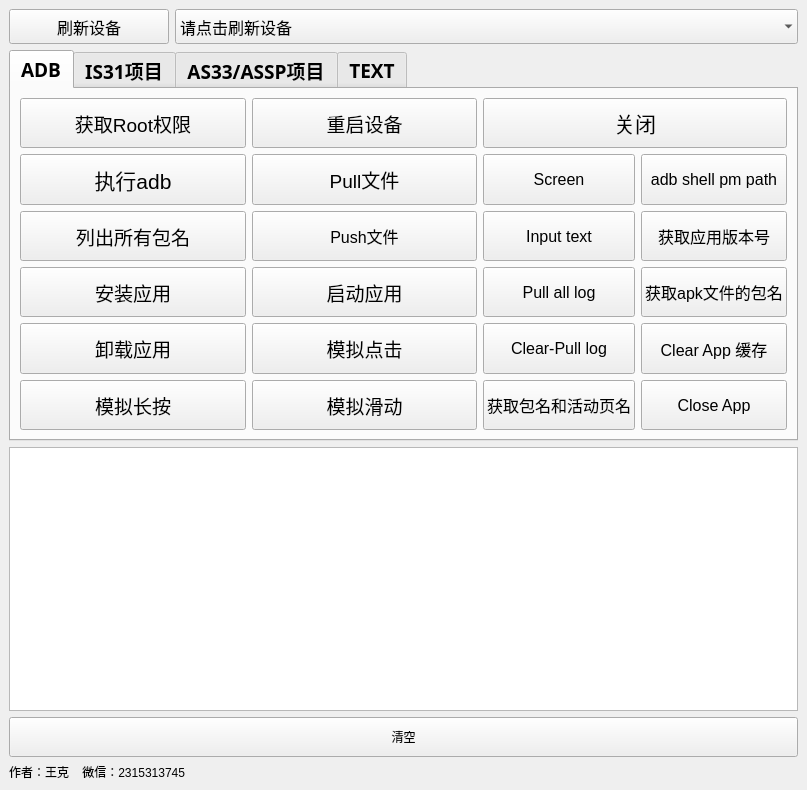
The window that adbtool.ui (wangke956/ADBTools) describes before a commit, drawn with Qt 5.
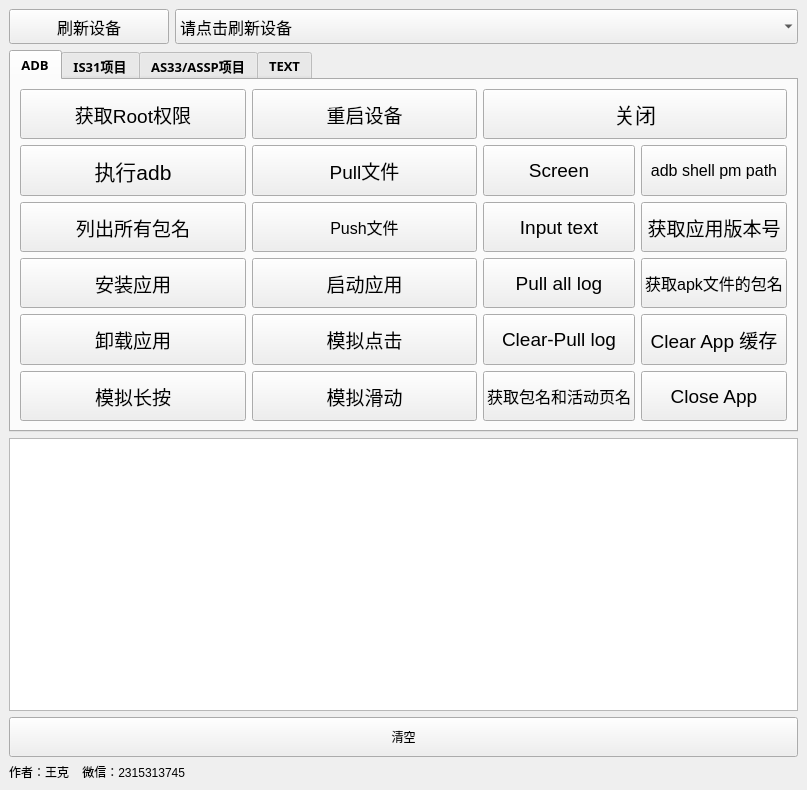
The same window after the commit. The open tabs and pages were chosen to show the change.

Commit message: 添加分项目功能 0221

```diff
--- a/adbtool.ui
+++ b/adbtool.ui
@@ -176,7 +176,7 @@
       <property name="font">
        <font>
         <family>Yu Gothic UI Semibold</family>
-        <pointsize>14</pointsize>
+        <pointsize>10</pointsize>
         <weight>75</weight>
         <bold>true</bold>
        </font>
@@ -549,7 +549,7 @@
                 <property name="font">
                  <font>
                   <family>Arial</family>
-                  <pointsize>12</pointsize>
+                  <pointsize>14</pointsize>
                  </font>
                 </property>
                 <property name="text">
@@ -602,7 +602,7 @@
                 <property name="font">
                  <font>
                   <family>Arial</family>
-                  <pointsize>12</pointsize>
+                  <pointsize>14</pointsize>
                  </font>
                 </property>
                 <property name="text">
@@ -627,7 +627,7 @@
                 <property name="font">
                  <font>
                   <family>Arial</family>
-                  <pointsize>12</pointsize>
+                  <pointsize>14</pointsize>
                  </font>
                 </property>
                 <property name="text">
@@ -652,7 +652,7 @@
                 <property name="font">
                  <font>
                   <family>Arial</family>
-                  <pointsize>12</pointsize>
+                  <pointsize>14</pointsize>
                  </font>
                 </property>
                 <property name="text">
@@ -677,7 +677,7 @@
                 <property name="font">
                  <font>
                   <family>Arial</family>
-                  <pointsize>12</pointsize>
+                  <pointsize>14</pointsize>
                  </font>
                 </property>
                 <property name="text">
@@ -793,7 +793,7 @@
                 <property name="font">
                  <font>
                   <family>Arial</family>
-                  <pointsize>12</pointsize>
+                  <pointsize>14</pointsize>
                  </font>
                 </property>
                 <property name="text">
@@ -818,7 +818,7 @@
                 <property name="font">
                  <font>
                   <family>Arial</family>
-                  <pointsize>12</pointsize>
+                  <pointsize>14</pointsize>
                  </font>
                 </property>
                 <property name="text">
```
Left out of the diff: 10 changed lines with no effect on the pictures. The commit also changes 1 other file.
